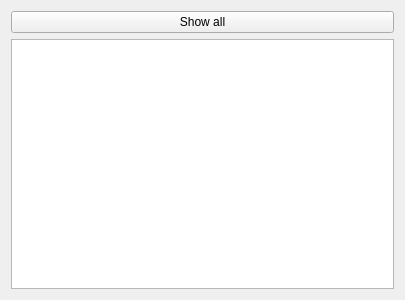
This is Graphics/sources/network_layout/network_layout.ui in BGKP-ZI/WLAN-steganography as Qt 5 draws it before an edit. The edited form follows.
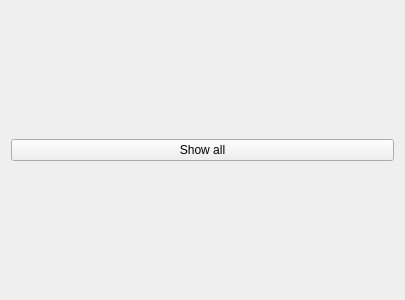
This is the edited form.

Patch:
```diff
--- a/Graphics/sources/network_layout/network_layout.ui
+++ b/Graphics/sources/network_layout/network_layout.ui
@@ -43,9 +43,6 @@
      </item>
     </layout>
    </item>
-   <item>
-    <widget class="QListWidget" name="addres_listWidget"/>
-   </item>
   </layout>
  </widget>
  <tabstops>
```
